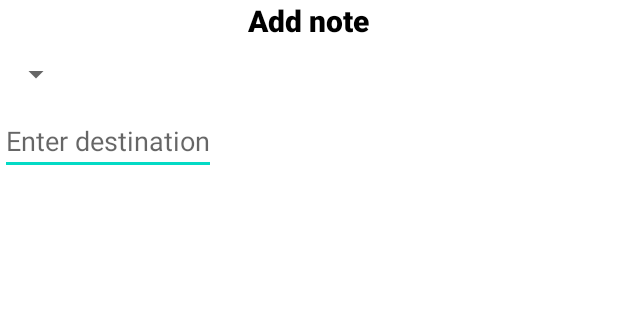
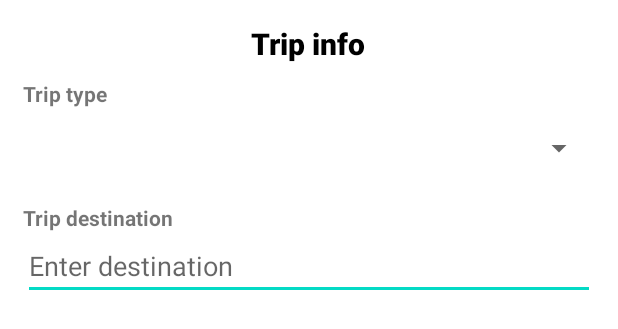
Before and after one commit to enisb1/TravelCompanion, an Android app: the layout dialog_stop_tracking.xml on its own in the app's theme, with its tools: preview values and no code run, on a phone screen of 412 x 824 dp. Shown: the top 329 px of the screen. Run offline under Robolectric (Android 15) with nearby library versions, the phone set to English and light mode, and no system bars.

Commit message:
fix stop tracking

```diff
--- a/app/src/main/res/layout/dialog_add_note.xml
+++ b/app/src/main/res/layout/dialog_add_note.xml
@@ -37,9 +37,13 @@
 
     <EditText
         android:id="@+id/contentEditText"
+        android:gravity="top|start"
         android:layout_width="match_parent"
         android:layout_height="wrap_content"
         android:inputType="textMultiLine"
-        android:minLines="4"/>
+        android:minLines="4"
+        android:maxLines="8"
+        android:scrollbars="vertical"
+        />
 
 </LinearLayout>
--- a/app/src/main/res/layout/dialog_stop_tracking.xml
+++ b/app/src/main/res/layout/dialog_stop_tracking.xml
@@ -2,29 +2,42 @@
 <LinearLayout xmlns:android="http://schemas.android.com/apk/res/android"
     android:layout_width="match_parent"
     android:layout_height="match_parent"
-    android:orientation="vertical">
+    android:orientation="vertical"
+    android:padding="15dp">
 
     <TextView
         android:layout_width="wrap_content"
         android:layout_height="wrap_content"
-        android:text="@string/add_note"
+        android:text="Trip info"
         android:textSize="20sp"
         android:layout_gravity="center"
         android:textColor="@color/black"
         android:fontFamily="sans-serif-medium"
         android:textStyle="bold"/>
 
+    <TextView
+        android:layout_width="wrap_content"
+        android:layout_height="wrap_content"
+        android:layout_marginTop="10dp"
+        android:textStyle="bold"
+        android:text="Trip type" />
+
     <Spinner
         android:id="@+id/typeSpinnerStopTracking"
+        android:layout_width="match_parent"
+        android:layout_height="53dp" />
+
+    <TextView
         android:layout_width="wrap_content"
         android:layout_height="wrap_content"
-        android:layout_marginTop="10dp" />
+        android:layout_marginTop="10dp"
+        android:textStyle="bold"
+        android:text="Trip destination" />
 
     <EditText
         android:id="@+id/destinationEditTextStopTracking"
-        android:layout_width="wrap_content"
+        android:layout_width="match_parent"
         android:layout_height="wrap_content"
-        android:layout_marginTop="10dp"
         android:autofillHints=""
         android:hint="@string/enter_destination"
         android:inputType="text" />
```
Also changed, not shown: app/src/main/java/com/example/travelcompanion/ui/home/start/StartFragment.kt (+37 -30 lines).
